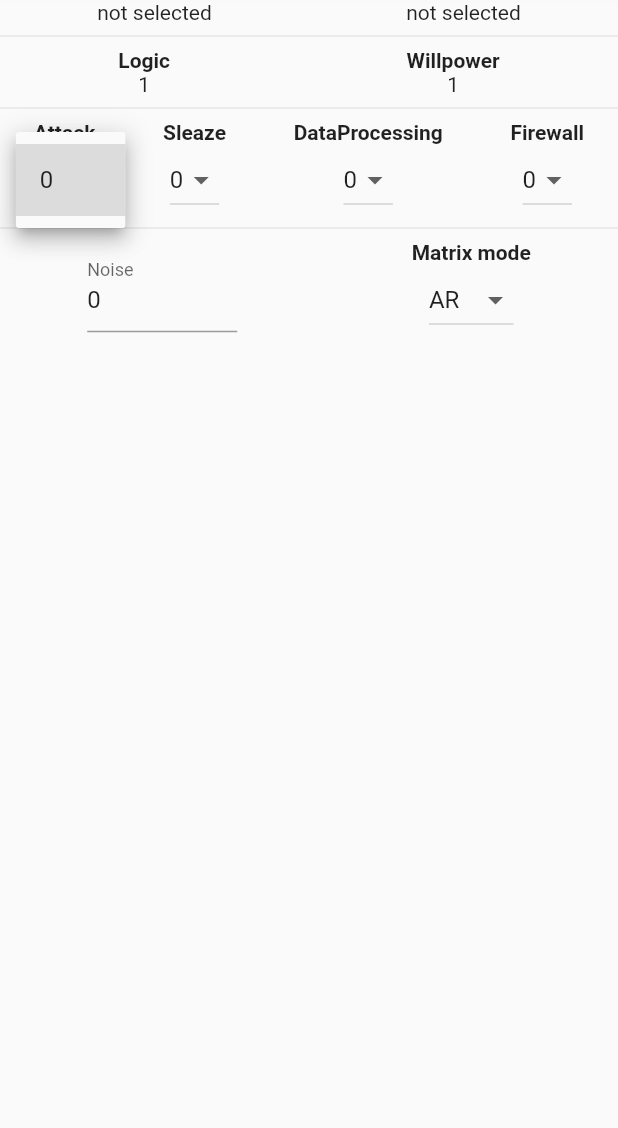
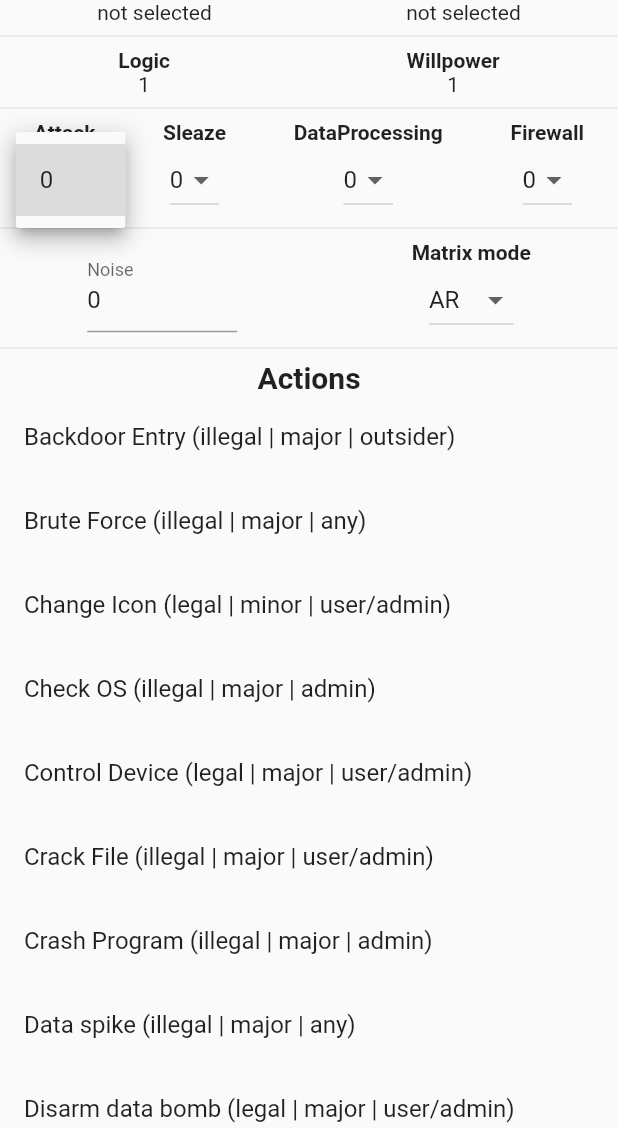
Before and after one commit to Celeo/cyberdeck-helper, a Flutter app: the screen it shows after launch, after a tap on an icon or button, on a phone screen of 412 x 824 dp, the part 108-1236 px from its top. Run offline on Flutter 3.47's test engine with Material 2 defaults, Android fonts, the phone set to English and light mode, and no system bars; our stand-ins replace shared_preferences.

Commit message:
Lots of stuff

```diff
--- a/lib/char_deck_config.dart
+++ b/lib/char_deck_config.dart
@@ -1,6 +1,7 @@
 import 'package:flutter/material.dart';
 import 'package:cyberdeck_helper/rules.dart';
 
+/// Enum for the two types of contributing gear.
 enum _DeckOrJack {
   Deck,
   Jack,
@@ -72,6 +73,8 @@ class _CharGearViewConfiguration extends State<CharGearViewConfiguration> {
     );
   }
 
+  /// Builds and returns a widget for selecting gear and setting the
+  /// value in the app's memory.
   Widget _buildDropDown(CharacterConfig character, String defaultSelection,
       _DeckOrJack key, List<String> options) {
     var val;
--- a/lib/main.dart
+++ b/lib/main.dart
@@ -1,4 +1,4 @@
-import 'package:cyberdeck_helper/main_components.dart';
+import 'package:cyberdeck_helper/action_info.dart';
 import 'package:flutter/material.dart';
 import 'package:shared_preferences/shared_preferences.dart';
 
@@ -36,6 +36,9 @@ class HomePageState extends State<HomePage> {
     _afterInitState();
   }
 
+  /// Function ran after the initial state is set up. This
+  /// function attempts to load preferences from the device
+  /// and populate the current state.
   void _afterInitState() async {
     final prefs = await SharedPreferences.getInstance();
     var charConfig = CharacterConfig.starting();
@@ -45,12 +48,17 @@ class HomePageState extends State<HomePage> {
     charConfig.jack = prefs.getString('jack');
     var sitConfig = SituationConfig.starting();
     sitConfig.runningPrograms = prefs.getStringList('programs') ?? [];
+    sitConfig.loadASDF(prefs.getStringList('asdf') ?? ['0', '0', '0', '0']);
     setState(() {
       character = charConfig;
       situation = sitConfig;
     });
   }
 
+  /// Save the current character/gear and situation classes
+  /// to the device. This only saves the config options that
+  /// are intended to be persisted - things like AR mode and
+  /// noise are not intended to be saved.
   void saveConfig() async {
     final prefs = await SharedPreferences.getInstance();
     prefs.setInt('logic', character.logic);
@@ -58,6 +66,110 @@ class HomePageState extends State<HomePage> {
     prefs.setString('deck', character.deck);
     prefs.setString('jack', character.jack);
     prefs.setStringList('programs', situation.runningPrograms);
+    prefs.setInt('attack', situation.attack);
+    prefs.setStringList(
+      'asdf',
+      [
+        situation.attack,
+        situation.sleaze,
+        situation.dataProcessing,
+        situation.firewall
+      ].map((e) => e.toString()).toList(),
+    );
+  }
+
+  /// Returns a list of ints that are valid ASDF attributes
+  /// for the current cyberdeck and cyberjack selection. In
+  /// addition to the results from the gear, the value '0' is
+  /// always returned.
+  List<int> getValidASDF() {
+    Set<int> values = Set.from([0]);
+    if (character.deck != null) {
+      final parts = character.deck
+          .split(': ')[1]
+          .split(' ')[1]
+          .replaceFirst(',', '')
+          .split('/');
+      values.add(int.parse(parts[0]));
+      values.add(int.parse(parts[1]));
+    }
+    if (character.jack != null) {
+      final parts = character.jack
+          .split(': ')[1]
+          .split(' ')[1]
+          .replaceFirst(',', '')
+          .split('/');
+      values.add(int.parse(parts[0]));
+      values.add(int.parse(parts[1]));
+    }
+    return List.from(values)..sort();
+  }
+
+  /// Builds and returns the ASDF attribute selection row found
+  /// on the main view of the app.
+  Widget buildASDFDisplayRow(List<int> asdf) {
+    return Row(
+      mainAxisAlignment: MainAxisAlignment.spaceAround,
+      children: <Widget>[
+        _buildASDFSelector(ASDF.Attack, asdf),
+        _buildASDFSelector(ASDF.Sleaze, asdf),
+        _buildASDFSelector(ASDF.DataProcessing, asdf),
+        _buildASDFSelector(ASDF.Firewall, asdf),
+      ],
+    );
+  }
+
+  /// Builds and returns a single ASDF selector column for the row.
+  Widget _buildASDFSelector(ASDF attribute, List<int> values) {
+    var currentValue;
+    switch (attribute) {
+      case ASDF.Attack:
+        currentValue = situation.attack;
+        break;
+      case ASDF.Sleaze:
+        currentValue = situation.sleaze;
+        break;
+      case ASDF.DataProcessing:
+        currentValue = situation.dataProcessing;
+        break;
+      case ASDF.Firewall:
+        currentValue = situation.firewall;
+        break;
+    }
+    return Column(
+      children: <Widget>[
+        Text(attribute.toString().split('.')[1],
+            style: TextStyle(fontWeight: FontWeight.bold)),
+        DropdownButton<int>(
+          value: values.contains(currentValue) ? currentValue : 0,
+          onChanged: (val) {
+            if (val != null) {
+              setState(() {
+                switch (attribute) {
+                  case ASDF.Attack:
+                    situation.attack = val;
+                    break;
+                  case ASDF.Sleaze:
+                    situation.sleaze = val;
+                    break;
+                  case ASDF.DataProcessing:
+                    situation.dataProcessing = val;
+                    break;
+                  case ASDF.Firewall:
+                    situation.firewall = val;
+                    break;
+                }
+              });
+              saveConfig();
+            }
+          },
+          items: values
+              .map((e) =>
+                  DropdownMenuItem<int>(value: e, child: Text(e.toString())))
+              .toList(),
+        ),
+      ],
+    );
   }
 
   @override
@@ -67,6 +179,7 @@ class HomePageState extends State<HomePage> {
       appBar: AppBar(
         title: Text(appName),
         actions: <Widget>[
+          // TODO errors like attribute selection, too many programs, etc.
           PopupMenuButton<_AppBarDropdownOptions>(
             onSelected: (choice) async {
               if (choice == null) {
@@ -154,7 +267,7 @@ class HomePageState extends State<HomePage> {
               ],
             ),
             Divider(),
-            buildASDFDisplayRow(setState, situation, asdf),
+            buildASDFDisplayRow(asdf),
             Divider(),
             Row(
               mainAxisAlignment: MainAxisAlignment.spaceAround,
@@ -203,33 +316,32 @@ class HomePageState extends State<HomePage> {
                 ),
               ],
             ),
+            Divider(),
+            Container(
+              child: Text('Actions',
+                  style:
+                      TextStyle(fontSize: 20.0, fontWeight: FontWeight.bold)),
+            ),
+            Expanded(
+              child: ListView.builder(
+                itemCount: allActions.length,
+                itemBuilder: (context, i) => ListTile(
+                    title: Text(allActions[i]),
+                    onTap: () {
+                      Navigator.push(
+                        context,
+                        MaterialPageRoute(
+                          builder: (context) =>
+                              ViewActionInfo(actionName: allActions[i]),
+                        ),
+                      );
+                    }),
+              ),
+            ),
           ],
         ),
       ),
     );
-  }
-
-  List<int> getValidASDF() {
-    Set<int> values = Set.from([0]);
-    if (character.deck != null) {
-      final parts = character.deck
-          .split(': ')[1]
-          .split(' ')[1]
-          .replaceFirst(',', '')
-          .split('/');
-      values.add(int.parse(parts[0]));
-      values.add(int.parse(parts[1]));
-    }
-    if (character.jack != null) {
-      final parts = character.jack
-          .split(': ')[1]
-          .split(' ')[1]
-          .replaceFirst(',', '')
-          .split('/');
-      values.add(int.parse(parts[0]));
-      values.add(int.parse(parts[1]));
-    }
-    return List.from(values)..sort();
   }
 }
 
--- a/lib/main_components.dart
+++ /dev/null
@@ -1,68 +0,0 @@
-import 'package:flutter/material.dart';
-
-import 'package:cyberdeck_helper/rules.dart';
-
-Widget buildASDFDisplayRow(void Function(void Function()) setState,
-    SituationConfig config, List<int> asdf) {
-  return Row(
-    mainAxisAlignment: MainAxisAlignment.spaceAround,
-    children: <Widget>[
-      _buildASDFSelector(ASDF.Attack, asdf, config, setState),
-      _buildASDFSelector(ASDF.Sleaze, asdf, config, setState),
-      _buildASDFSelector(ASDF.DataProcessing, asdf, config, setState),
-      _buildASDFSelector(ASDF.Firewall, asdf, config, setState),
-    ],
-  );
-}
-
-Widget _buildASDFSelector(ASDF attribute, List<int> values,
-    SituationConfig config, void Function(void Function()) setState) {
-  var currentValue;
-  switch (attribute) {
-    case ASDF.Attack:
-      currentValue = config.attack;
-      break;
-    case ASDF.Sleaze:
-      currentValue = config.sleaze;
-      break;
-    case ASDF.DataProcessing:
-      currentValue = config.dataProcessing;
-      break;
-    case ASDF.Firewall:
-      currentValue = config.firewall;
-      break;
-  }
-  return Column(
-    children: <Widget>[
-      Text(attribute.toString().split('.')[1],
-          style: TextStyle(fontWeight: FontWeight.bold)),
-      DropdownButton<int>(
-        value: values.contains(currentValue) ? currentValue : 0,
-        onChanged: (val) {
-          if (val != null) {
-            setState(() {
-              switch (attribute) {
-                case ASDF.Attack:
-                  config.attack = val;
-                  break;
-                case ASDF.Sleaze:
-                  config.sleaze = val;
-                  break;
-                case ASDF.DataProcessing:
-                  config.dataProcessing = val;
-                  break;
-                case ASDF.Firewall:
-                  config.firewall = val;
-                  break;
-              }
-            });
-          }
-        },
-        items: values
-            .map((e) =>
-                DropdownMenuItem<int>(value: e, child: Text(e.toString())))
-            .toList(),
-      ),
-    ],
-  );
-}
--- a/lib/rules.dart
+++ b/lib/rules.dart
@@ -40,6 +40,14 @@ class SituationConfig {
     mode = MatrixMode.AR;
     runningPrograms = [];
   }
+
+  void loadASDF(List<String> values) {
+    final converted = values.map((e) => int.parse(e)).toList();
+    attack = converted[0];
+    sleaze = converted[1];
+    dataProcessing = converted[2];
+    firewall = converted[3];
+  }
 }
 
 enum ASDF {
@@ -49,7 +57,7 @@ enum ASDF {
   Firewall,
 }
 
-final List<String> basicPrograms = [
+final List<String> allPrograms = [
   'Baby Monitor',
   'Browse',
   'Configurator',
@@ -58,9 +66,6 @@ final List<String> basicPrograms = [
   'Signal',
   'Toolbox',
   'Virtual Machine',
-];
-
-final List<String> hackingPrograms = [
   'Armor',
   'Biofeedback',
   'Biofeedback Filter',
@@ -75,5 +80,37 @@ final List<String> hackingPrograms = [
   'Trace',
 ];
 
-final List<String> allPrograms = new List.from(basicPrograms)
-  ..addAll(hackingPrograms);
+final List<String> allActions = [
+  'Backdoor Entry (illegal | major | outsider)',
+  'Brute Force (illegal | major | any)',
+  'Change Icon (legal | minor | user/admin)',
+  'Check OS (illegal | major | admin)',
+  'Control Device (legal | major | user/admin)',
+  'Crack File (illegal | major | user/admin)',
+  'Crash Program (illegal | major | admin)',
+  'Data spike (illegal | major | any)',
+  'Disarm data bomb (legal | major | user/admin)',
+  'Edit file (legal | major | user/admin)',
+  'Encrypt File (legal | major | user/admin)',
+  'Enter/exit Host (legal | minor | depends)',
+  'Erase Matrix Signature (illegal | major | user/admin)',
+  'Format device (legal | major | admin)',
+  'Full Matrix Defense (legal | major | any)',
+  'Hash Check (illegal | major | user/admin)',
+  'Hide (illegal | major | any)',
+  'Jack Out (legal | major | any)',
+  'Jam Signals (illegal | major | admin)',
+  'Jump Into Rigged Device (legal | major | user/admin)',
+  'Matrix Perception (legal | minor | any)',
+  'Matrix Search (legal | extended 10 min | any)',
+  'Probe (illegal | extended 1 min | any)',
+  'Reboot device (legal | major | admin)',
+  'Reconfigure Matrix Attribute (legal | minor | admin)',
+  'Send Message (legal | minor | any)',
+  'Set Data Bomb (illegal | major | admin)',
+  'Snoop (illegal | major | admin)',
+  'Spoof command (illegal | major | any)',
+  'Switch Interface Mode (legal | minor | admin)',
+  'Tarpit (illegal | major | any)',
+  'Trace Icon (illegal | major | admin)',
+];
```
Also changed, not shown: lib/action_info.dart (added, +21 -0 lines).
